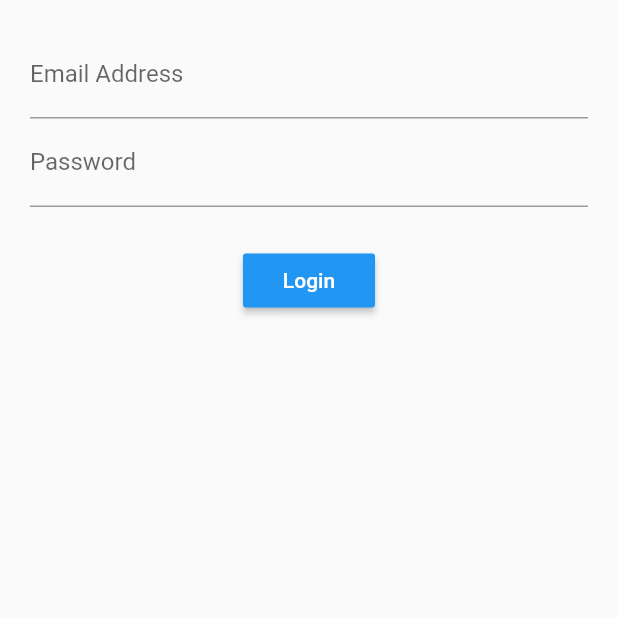
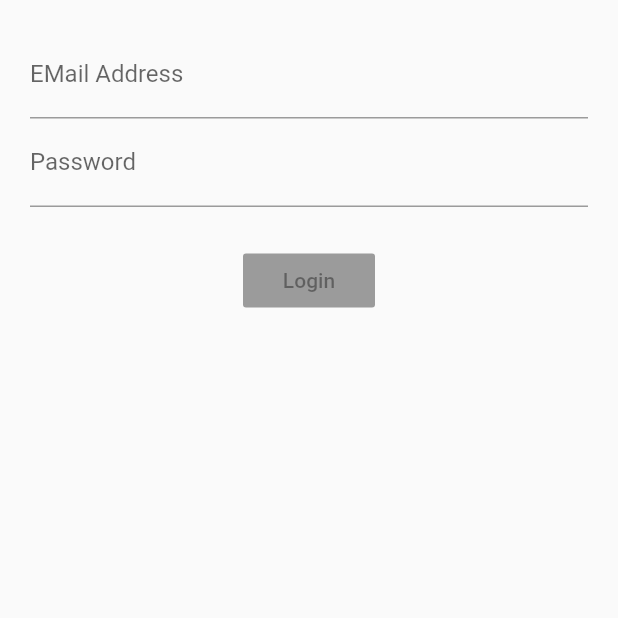
Before and after one commit to LitvinTsuba/flutter_login_bloc, a Flutter app: the screen it shows after launch, on a phone screen of 412 x 824 dp, the top half of it. Run offline on Flutter 3.47's test engine with Material 2 defaults, Android fonts, the phone set to English and light mode, and no system bars; our stand-ins replace rxdart.

Commit message:
Disable Login button if fields not valid

```diff
--- a/lib/src/blocs/bloc.dart
+++ b/lib/src/blocs/bloc.dart
@@ -2,19 +2,27 @@ import 'dart:async';
 import 'validators.dart';
 import 'package:rxdart/rxdart.dart';
 
-
 class Bloc extends Object with Validators {
-  final _email = StreamController<String>();
-  final _password = StreamController<String>();
+  final _email = BehaviorSubject<String>();
+  final _password = BehaviorSubject<String>();
 
   // Add data to stream
   Stream<String> get email => _email.stream.transform(validateEmail);
   Stream<String> get password => _password.stream.transform(validatePassword);
-  Stream<bool> get submitValid => Observable.combineLatest2(email, password, (e, p) => true);
+  Stream<bool> get submitValid =>
+      Observable.combineLatest2(email, password, (e, p) => true);
 
   // Change data
   Function(String) get changeEmail => _email.sink.add;
   Function(String) get changePassword => _password.sink.add;
+
+  submit() {
+    final validEmail = _email.value;
+    final validPassword = _password.value;
+
+    print('Email is $validEmail');
+    print('Password is $validPassword');
+  }
 
   dispose() {
     _email.close();
--- a/lib/src/screens/login_screen.dart
+++ b/lib/src/screens/login_screen.dart
@@ -9,11 +9,11 @@ class LoginScreen extends StatelessWidget {
     return Container(
       margin: EdgeInsets.all(20.0),
       child: Column(
-        children: <Widget>[
+        children: [
           emailField(bloc),
           passwordField(bloc),
           Container(margin: EdgeInsets.only(top: 25.0)),
-          submitButton(),
+          submitButton(bloc),
         ],
       ),
     );
@@ -27,8 +27,8 @@ class LoginScreen extends StatelessWidget {
           onChanged: bloc.changeEmail,
           keyboardType: TextInputType.emailAddress,
           decoration: InputDecoration(
-            hintText: 'you@email.com',
-            labelText: 'Email Address',
+            hintText: 'you@example.com',
+            labelText: 'EMail Address',
             errorText: snapshot.error,
           ),
         );
@@ -52,12 +52,16 @@ class LoginScreen extends StatelessWidget {
     );
   }
 
-  Widget submitButton() {
-    return RaisedButton(
-      child: Text('Login'),
-      color: Colors.blue,
-      textTheme: ButtonTextTheme.primary,
-      onPressed: () {},
+  Widget submitButton(Bloc bloc) {
+    return StreamBuilder(
+      stream: bloc.submitValid,
+      builder: (context, snapshot) {
+        return RaisedButton(
+          child: Text('Login'),
+          color: Colors.blue,
+          onPressed: snapshot.hasData ? bloc.submit : null,
+        );
+      },
     );
   }
 }
```
Also changed, not shown: lib/src/blocs/validators.dart (+5 -7 lines).
